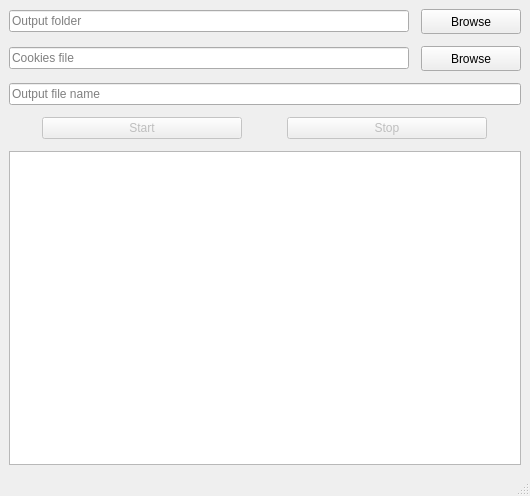
Before: the Qt Designer form mainwindow.ui in AndreaTerenz/CiulaLezioni, drawn with Qt 5.
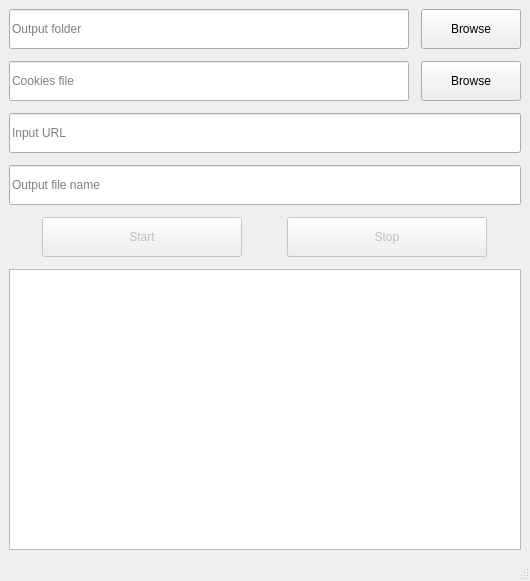
After: the same form once the commit is applied.

Commit message: Added text field for input URL (I forgot oopsie)

What changed in the file:
```diff
--- a/mainwindow.ui
+++ b/mainwindow.ui
@@ -6,8 +6,8 @@
    <rect>
     <x>0</x>
     <y>0</y>
-    <width>515</width>
-    <height>496</height>
+    <width>522</width>
+    <height>581</height>
    </rect>
   </property>
   <property name="windowTitle">
@@ -39,10 +39,16 @@
         </property>
         <item>
          <widget class="QLineEdit" name="output_dir_line">
+          <property name="sizePolicy">
+           <sizepolicy hsizetype="Expanding" vsizetype="Fixed">
+            <horstretch>0</horstretch>
+            <verstretch>0</verstretch>
+           </sizepolicy>
+          </property>
           <property name="minimumSize">
            <size>
             <width>400</width>
-            <height>0</height>
+            <height>40</height>
            </size>
           </property>
           <property name="placeholderText">
@@ -61,7 +67,7 @@
           <property name="minimumSize">
            <size>
             <width>100</width>
-            <height>25</height>
+            <height>40</height>
            </size>
           </property>
           <property name="maximumSize">
@@ -90,10 +96,16 @@
         </property>
         <item>
          <widget class="QLineEdit" name="cookies_file_line">
+          <property name="sizePolicy">
+           <sizepolicy hsizetype="Expanding" vsizetype="Fixed">
+            <horstretch>0</horstretch>
+            <verstretch>0</verstretch>
+           </sizepolicy>
+          </property>
           <property name="minimumSize">
            <size>
             <width>400</width>
-            <height>0</height>
+            <height>40</height>
            </size>
           </property>
           <property name="placeholderText">
@@ -112,7 +124,7 @@
           <property name="minimumSize">
            <size>
             <width>100</width>
-            <height>25</height>
+            <height>40</height>
            </size>
           </property>
           <property name="maximumSize">
@@ -128,6 +140,29 @@
         </item>
        </layout>
       </item>
+      <item>
+       <layout class="QHBoxLayout" name="horizontalLayout_2">
+        <item>
+         <widget class="QLineEdit" name="input_url_line">
+          <property name="sizePolicy">
+           <sizepolicy hsizetype="Expanding" vsizetype="Fixed">
+            <horstretch>0</horstretch>
+            <verstretch>0</verstretch>
+           </sizepolicy>
+          </property>
+          <property name="minimumSize">
+           <size>
+            <width>0</width>
+            <height>40</height>
+           </size>
+          </property>
+          <property name="placeholderText">
+           <string>Input URL</string>
+          </property>
+         </widget>
+        </item>
+       </layout>
+      </item>
       <item>
        <layout class="QHBoxLayout" name="horizontalLayout_3">
         <property name="sizeConstraint">
@@ -141,10 +176,16 @@
         </property>
         <item>
          <widget class="QLineEdit" name="output_file_name_line">
+          <property name="sizePolicy">
+           <sizepolicy hsizetype="Expanding" vsizetype="Fixed">
+            <horstretch>0</horstretch>
+            <verstretch>0</verstretch>
+           </sizepolicy>
+          </property>
           <property name="minimumSize">
            <size>
             <width>400</width>
-            <height>0</height>
+            <height>40</height>
            </size>
           </property>
           <property name="placeholderText">
@@ -161,6 +202,12 @@
           <property name="enabled">
            <bool>false</bool>
           </property>
+          <property name="minimumSize">
+           <size>
+            <width>0</width>
+            <height>40</height>
+           </size>
+          </property>
           <property name="maximumSize">
            <size>
             <width>200</width>
@@ -177,6 +224,12 @@
           <property name="enabled">
            <bool>false</bool>
           </property>
+          <property name="minimumSize">
+           <size>
+            <width>0</width>
+            <height>40</height>
+           </size>
+          </property>
           <property name="maximumSize">
            <size>
             <width>200</width>
@@ -202,8 +255,8 @@
          <string>&lt;!DOCTYPE HTML PUBLIC &quot;-//W3C//DTD HTML 4.0//EN&quot; &quot;http://www.w3.org/TR/REC-html40/strict.dtd&quot;&gt;
 &lt;html&gt;&lt;head&gt;&lt;meta name=&quot;qrichtext&quot; content=&quot;1&quot; /&gt;&lt;style type=&quot;text/css&quot;&gt;
 p, li { white-space: pre-wrap; }
-&lt;/style&gt;&lt;/head&gt;&lt;body style=&quot; font-family:'Lato'; font-size:11pt; font-weight:400; font-style:normal;&quot;&gt;
-&lt;p style=&quot;-qt-paragraph-type:empty; margin-top:0px; margin-bottom:0px; margin-left:0px; margin-right:0px; -qt-block-indent:0; text-indent:0px;&quot;&gt;&lt;br /&gt;&lt;/p&gt;&lt;/body&gt;&lt;/html&gt;</string>
+&lt;/style&gt;&lt;/head&gt;&lt;body style=&quot; font-family:'Cantarell'; font-size:10pt; font-weight:400; font-style:normal;&quot;&gt;
+&lt;p style=&quot;-qt-paragraph-type:empty; margin-top:0px; margin-bottom:0px; margin-left:0px; margin-right:0px; -qt-block-indent:0; text-indent:0px; font-family:'Lato'; font-size:11pt;&quot;&gt;&lt;br /&gt;&lt;/p&gt;&lt;/body&gt;&lt;/html&gt;</string>
         </property>
        </widget>
       </item>
```
Left out of the diff: 4 changed lines with no effect on the pictures. The commit also changes 1 other file.
